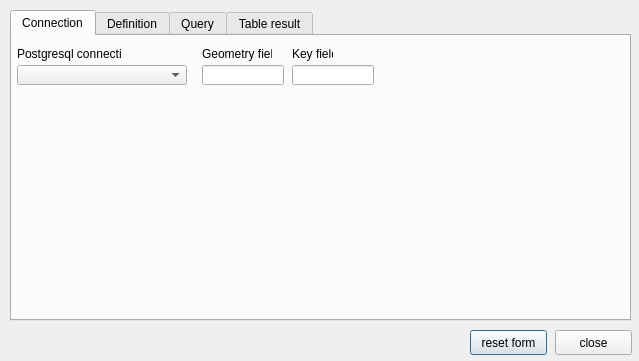
The window that ui_postgisquerybuilder.ui (enricofer/postgisQueryBuilder) describes before a commit, drawn with Qt 5.
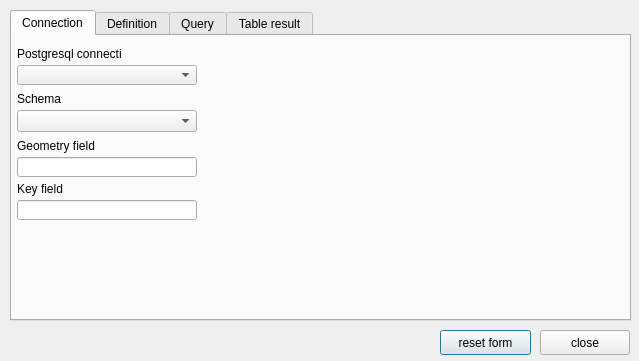
The same window after the commit. The open tabs and pages were chosen to show the change.

Commit message:
Add schema selection
bugs, non funzia

Patch:
```diff
--- a/ui_postgisquerybuilder.ui
+++ b/ui_postgisquerybuilder.ui
@@ -22,9 +22,9 @@
   <widget class="QPushButton" name="ButtonReset">
    <property name="geometry">
     <rect>
-     <x>470</x>
+     <x>440</x>
      <y>330</y>
-     <width>77</width>
+     <width>91</width>
      <height>25</height>
     </rect>
    </property>
@@ -35,9 +35,9 @@
   <widget class="QPushButton" name="ButtonClose">
    <property name="geometry">
     <rect>
-     <x>555</x>
+     <x>540</x>
      <y>330</y>
-     <width>77</width>
+     <width>90</width>
      <height>25</height>
     </rect>
    </property>
@@ -70,9 +70,9 @@
     <widget class="QLabel" name="KEYFIELDLabel">
      <property name="geometry">
       <rect>
-       <x>280</x>
-       <y>10</y>
-       <width>41</width>
+       <x>5</x>
+       <y>145</y>
+       <width>81</width>
        <height>16</height>
       </rect>
      </property>
@@ -83,9 +83,9 @@
     <widget class="QLabel" name="GEOMETRYFIELDLabel">
      <property name="geometry">
       <rect>
-       <x>190</x>
-       <y>10</y>
-       <width>70</width>
+       <x>5</x>
+       <y>102</y>
+       <width>101</width>
        <height>16</height>
       </rect>
      </property>
@@ -96,9 +96,9 @@
     <widget class="QLineEdit" name="GEOMETRYFIELD">
      <property name="geometry">
       <rect>
-       <x>190</x>
-       <y>29</y>
-       <width>82</width>
+       <x>5</x>
+       <y>121</y>
+       <width>180</width>
        <height>20</height>
       </rect>
      </property>
@@ -106,9 +106,9 @@
     <widget class="QLineEdit" name="KEYFIELD">
      <property name="geometry">
       <rect>
-       <x>280</x>
-       <y>29</y>
-       <width>82</width>
+       <x>5</x>
+       <y>164</y>
+       <width>180</width>
        <height>20</height>
       </rect>
      </property>
@@ -131,11 +131,34 @@
       <rect>
        <x>5</x>
        <y>29</y>
-       <width>170</width>
+       <width>180</width>
        <height>20</height>
       </rect>
      </property>
     </widget>
+    <widget class="QComboBox" name="DBSchema">
+     <property name="geometry">
+      <rect>
+       <x>5</x>
+       <y>74</y>
+       <width>180</width>
+       <height>22</height>
+      </rect>
+     </property>
+    </widget>
+    <widget class="QLabel" name="DBSchemaLabel">
+     <property name="geometry">
+      <rect>
+       <x>5</x>
+       <y>55</y>
+       <width>181</width>
+       <height>16</height>
+      </rect>
+     </property>
+     <property name="text">
+      <string>Schema</string>
+     </property>
+    </widget>
    </widget>
    <widget class="QWidget" name="DefinitionTab">
     <attribute name="title">
```
Left out of the diff: 54 changed lines with no effect on the pictures. The commit also changes 2 other files.
